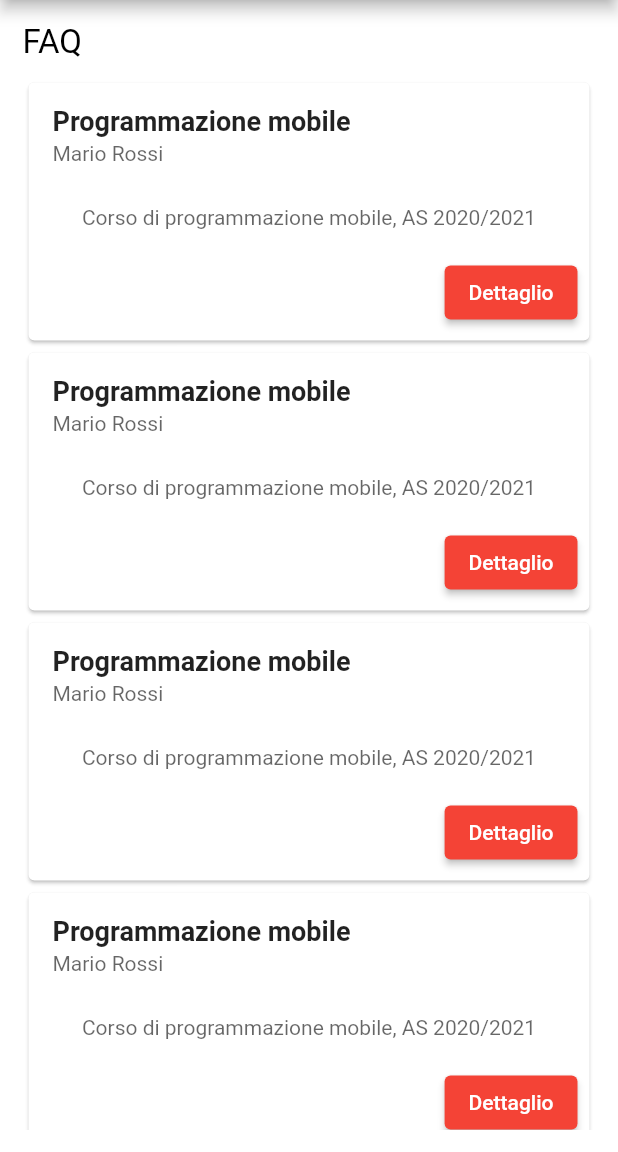
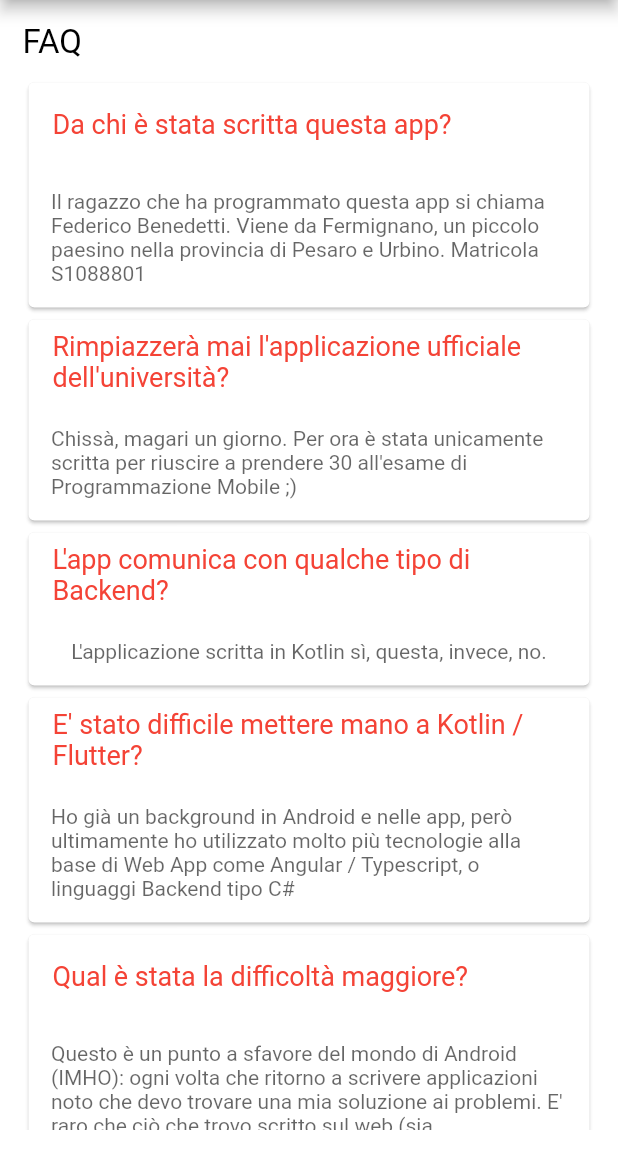
Before and after one commit to federicobenedetti/AgendaUnivPM-flutter, a Flutter app: the Faq screen opened by its route, on a phone screen of 412 x 824 dp, the part 84-1236 px from its top. Run offline on Flutter 3.47's test engine with Material 2 defaults, Android fonts, the phone set to English and light mode, and no system bars.

Commit message:
Done FAQ

```diff
--- a/lib/screens/faq.dart
+++ b/lib/screens/faq.dart
@@ -3,6 +3,34 @@ import 'package:flutter/cupertino.dart';
 import 'package:flutter/material.dart';
 
 class Faq extends StatefulWidget {
+  final items = [
+    CardFaq(
+        cardFaqTitle: 'Da chi è stata scritta questa app?',
+        cardFaqDescription:
+            'Il ragazzo che ha programmato questa app si chiama Federico Benedetti. Viene da Fermignano, un piccolo paesino nella provincia di Pesaro e Urbino. Matricola S1088801'),
+    CardFaq(
+        cardFaqTitle:
+            'Rimpiazzerà mai l\'applicazione ufficiale dell\'università?',
+        cardFaqDescription:
+            'Chissà, magari un giorno. Per ora è stata unicamente scritta per riuscire a prendere 30 all\'esame di Programmazione Mobile ;)'),
+    CardFaq(
+        cardFaqTitle: 'L\'app comunica con qualche tipo di Backend?',
+        cardFaqDescription:
+            'L\'applicazione scritta in Kotlin sì, questa, invece, no.'),
+    CardFaq(
+        cardFaqTitle: 'E\' stato difficile mettere mano a Kotlin / Flutter?',
+        cardFaqDescription:
+            'Ho già un background in Android e nelle app, però ultimamente ho utilizzato molto più tecnologie alla base di Web App come Angular / Typescript, o linguaggi Backend tipo C#'),
+    CardFaq(
+        cardFaqTitle: 'Qual è stata la difficoltà maggiore?',
+        cardFaqDescription:
+            'Questo è un punto a sfavore del mondo di Android (IMHO): ogni volta che ritorno a scrivere applicazioni noto che devo trovare una mia soluzione ai problemi. E\' raro che ciò che trovo scritto sul web (sia documentazione ufficiale che terze parti) sia completo e/o aggiornato / funzionante.'),
+    CardFaq(
+        cardFaqTitle: 'Come è stata, tutto sommato, l\'esperienza?',
+        cardFaqDescription:
+            'Divertente! Come al solito. Mi piace immergermi nella tecnologia, si impara sempre qualcosa di nuovo.'),
+  ];
+
   Faq({Key? key}) : super(key: key);
   @override
   _FaqState createState() => _FaqState();
@@ -37,12 +65,11 @@ class _FaqState extends State<Faq> {
                     scrollDirection: Axis.vertical,
                     shrinkWrap: true,
                     // Let the ListView know how many items it needs to build.
-                    itemCount: 10,
+                    itemCount: 6,
                     // Provide a builder function. This is where the magic happens.
                     // Convert each item into a widget based on the type of item it is.
                     itemBuilder: (context, index) {
-                      final item = CardFaq();
-                      return item;
+                      return widget.items[index];
                     },
                   ),
                 ),
--- a/lib/screens/listacorsi.dart
+++ b/lib/screens/listacorsi.dart
@@ -1,4 +1,4 @@
-import 'package:agendaunivpm_f/widgets/cardfaq.dart';
+import 'package:agendaunivpm_f/widgets/cardcourse.dart';
 import 'package:flutter/cupertino.dart';
 import 'package:flutter/material.dart';
 
@@ -40,7 +40,7 @@ class _ListaCorsiState extends State<ListaCorsi> {
                   // Provide a builder function. This is where the magic happens.
                   // Convert each item into a widget based on the type of item it is.
                   itemBuilder: (context, index) {
-                    final item = CardFaq();
+                    final item = CardCourse();
                     return item;
                   },
                 ),
--- a/lib/screens/listacorsiiscritto.dart
+++ b/lib/screens/listacorsiiscritto.dart
@@ -1,4 +1,4 @@
-import 'package:agendaunivpm_f/widgets/cardfaq.dart';
+import 'package:agendaunivpm_f/widgets/cardcourse.dart';
 import 'package:flutter/cupertino.dart';
 import 'package:flutter/material.dart';
 
@@ -40,7 +40,7 @@ class _ListaCorsiIscrittoState extends State<ListaCorsiIscritto> {
                   // Provide a builder function. This is where the magic happens.
                   // Convert each item into a widget based on the type of item it is.
                   itemBuilder: (context, index) {
-                    final item = CardFaq();
+                    final item = CardCourse();
                     return item;
                   },
                 ),
--- a/lib/screens/listalezioni.dart
+++ b/lib/screens/listalezioni.dart
@@ -1,4 +1,4 @@
-import 'package:agendaunivpm_f/widgets/cardfaq.dart';
+import 'package:agendaunivpm_f/widgets/cardlesson.dart';
 import 'package:flutter/cupertino.dart';
 import 'package:flutter/material.dart';
 
@@ -40,7 +40,7 @@ class _ListaLezioniState extends State<ListaLezioni> {
                 // Provide a builder function. This is where the magic happens.
                 // Convert each item into a widget based on the type of item it is.
                 itemBuilder: (context, index) {
-                  final item = CardFaq();
+                  final item = CardLesson();
                   return item;
                 },
               ),
--- a/lib/widgets/cardfaq.dart
+++ b/lib/widgets/cardfaq.dart
@@ -2,7 +2,13 @@ import 'package:flutter/cupertino.dart';
 import 'package:flutter/material.dart';
 
 class CardFaq extends StatefulWidget {
-  CardFaq({Key? key}) : super(key: key);
+  final String cardFaqTitle;
+  final String cardFaqDescription;
+
+  CardFaq(
+      {Key? key, required this.cardFaqTitle, required this.cardFaqDescription})
+      : super(key: key);
+
   @override
   _CardFaqState createState() => _CardFaqState();
 }
@@ -15,34 +21,18 @@ class _CardFaqState extends State<CardFaq> {
       child: Column(
         children: [
           ListTile(
-            title: const Text(
-              "Programmazione mobile",
-              style: TextStyle(fontSize: 18, fontWeight: FontWeight.bold),
-            ),
-            subtitle: Text(
-              'Mario Rossi',
-              style: TextStyle(color: Colors.black.withOpacity(0.6)),
-            ),
-          ),
+              title: Text(
+            widget.cardFaqTitle,
+            style: TextStyle(fontSize: 18, color: Colors.red),
+          )),
           Padding(
-            padding: const EdgeInsets.all(10.0),
+            padding: const EdgeInsets.all(15.0),
             child: Text(
-              'Corso di programmazione mobile, AS 2020/2021',
+              widget.cardFaqDescription,
               textAlign: TextAlign.left,
               style:
                   TextStyle(fontSize: 14, color: Colors.black.withOpacity(0.6)),
             ),
-          ),
-          ButtonBar(
-            mainAxisSize: MainAxisSize.max,
-            children: [
-              ElevatedButton(
-                child: Text("Dettaglio"),
-                onPressed: () {
-                  Navigator.pushNamed(context, "/dettagliocorso");
-                },
-              )
-            ],
           )
         ],
       ),
```
Also changed, not shown: lib/widgets/cardcourse.dart (+51 -0 lines), lib/widgets/cardlesson.dart (+51 -0 lines).
